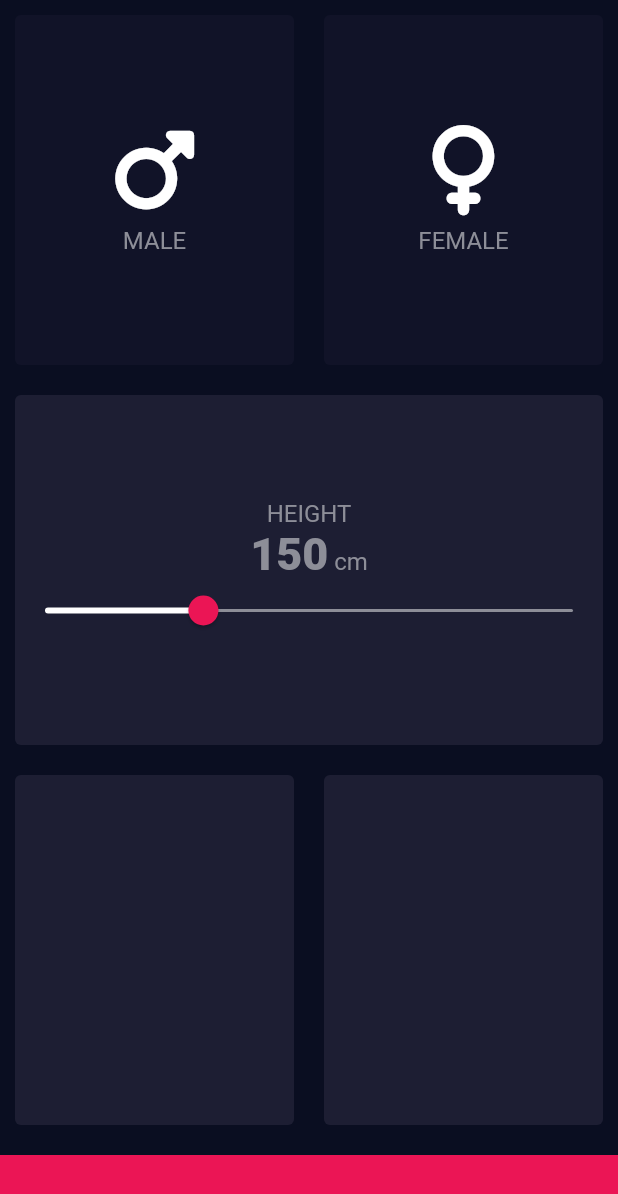
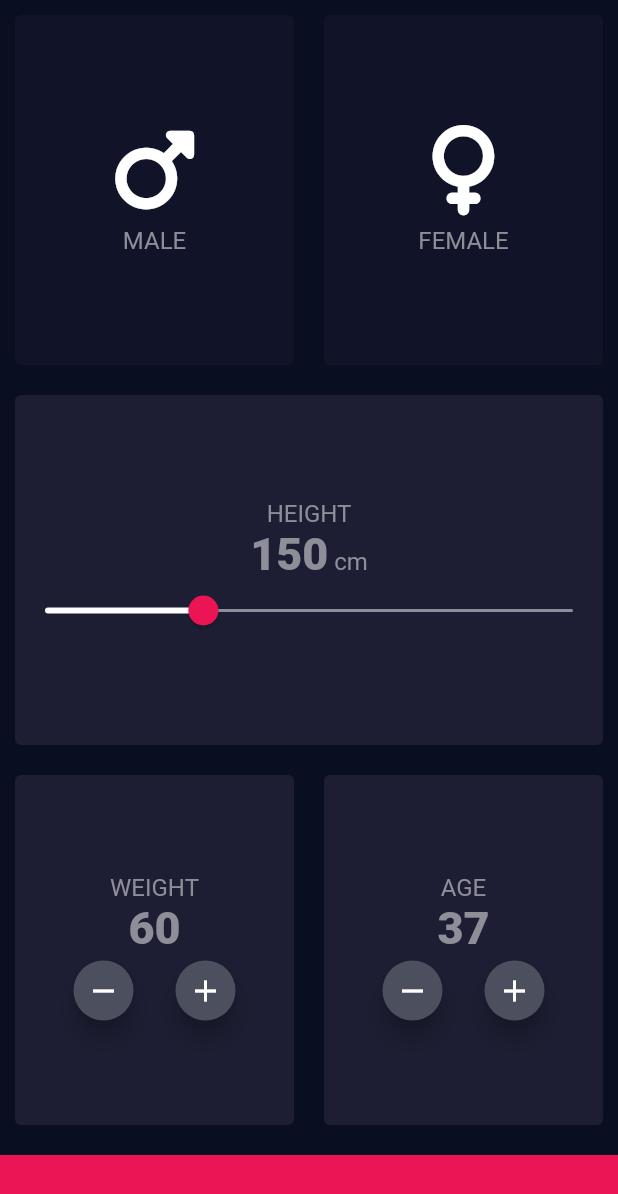
Before and after one commit to mercz85/x01_flutter_basics, a Flutter app: the BMICalculatorPage widget shown alone on an empty page, opened directly, on a phone screen of 412 x 824 dp. Shown: the top 1194 px of the screen. Run offline on Flutter 3.47's test engine with Material 2 defaults, Android fonts, the phone set to English and light mode, and no system bars; our stand-ins replace audioplayers, font_awesome_flutter, rflutter_alert.

Commit message:
added bmi_calculator WEIGHT and AGE

```diff
--- a/lib/pages/Page2/bmi_calculator/bmi_calculator.dart
+++ b/lib/pages/Page2/bmi_calculator/bmi_calculator.dart
@@ -1,5 +1,7 @@
+// ignore_for_file: public_member_api_docs, sort_constructors_first
 import 'package:flutter/material.dart';
 import 'package:font_awesome_flutter/font_awesome_flutter.dart';
+
 import 'package:x01_flutter_basics/pages/Page2/bmi_calculator/reusable_card.dart';
 
 import 'constants.dart';
@@ -17,6 +19,8 @@ class BMICalculatorPage extends StatefulWidget {
 class _BMICalculatorPageState extends State<BMICalculatorPage> {
   Gender selectedGender = Gender.none;
   int height = 150;
+  int weight = 60;
+  int age = 37;
 
   @override
   Widget build(BuildContext context) {
@@ -114,9 +118,83 @@ class _BMICalculatorPageState extends State<BMICalculatorPage> {
               children: [
                 ReusableCard(
                   color: kActiveCardColor,
+                  cardChild: Column(
+                    mainAxisAlignment: MainAxisAlignment.center,
+                    children: [
+                      Text(
+                        'WEIGHT',
+                        style: kLabelTextStyle,
+                      ),
+                      Text(
+                        weight.toString(),
+                        style: kNumberTextStyle,
+                      ),
+                      Row(
+                        mainAxisAlignment: MainAxisAlignment.center,
+                        children: [
+                          RoundIconButton(
+                            iconData: Icons.remove,
+                            onPress: () {
+                              setState(() {
+                                weight--;
+                              });
+                            },
+                          ),
+                          SizedBox(
+                            width: 20,
+                          ),
+                          RoundIconButton(
+                            iconData: Icons.add,
+                            onPress: () {
+                              setState(() {
+                                weight++;
+                              });
+                            },
+                          )
+                        ],
+                      )
+                    ],
+                  ),
                 ),
                 ReusableCard(
                   color: kActiveCardColor,
+                  cardChild: Column(
+                    mainAxisAlignment: MainAxisAlignment.center,
+                    children: [
+                      Text(
+                        'AGE',
+                        style: kLabelTextStyle,
+                      ),
+                      Text(
+                        age.toString(),
+                        style: kNumberTextStyle,
+                      ),
+                      Row(
+                        mainAxisAlignment: MainAxisAlignment.center,
+                        children: [
+                          RoundIconButton(
+                            iconData: Icons.remove,
+                            onPress: () {
+                              setState(() {
+                                age--;
+                              });
+                            },
+                          ),
+                          SizedBox(
+                            width: 20,
+                          ),
+                          RoundIconButton(
+                            iconData: Icons.add,
+                            onPress: () {
+                              setState(() {
+                                age++;
+                              });
+                            },
+                          )
+                        ],
+                      )
+                    ],
+                  ),
                 ),
               ],
             ),
@@ -132,3 +210,27 @@ class _BMICalculatorPageState extends State<BMICalculatorPage> {
     );
   }
 }
+
+//[buttonComposition]
+class RoundIconButton extends StatelessWidget {
+  final IconData iconData;
+  final void Function()? onPress;
+
+  const RoundIconButton({
+    Key? key,
+    required this.iconData,
+    this.onPress,
+  }) : super(key: key);
+
+  @override
+  Widget build(BuildContext context) {
+    return RawMaterialButton(
+      onPressed: onPress,
+      elevation: 6,
+      fillColor: Color(0xFF4C4F5E),
+      shape: const CircleBorder(),
+      child: Icon(iconData),
+      constraints: const BoxConstraints(minHeight: 40, minWidth: 40),
+    );
+  }
+}
```
Also changed, not shown: 1 other file.
